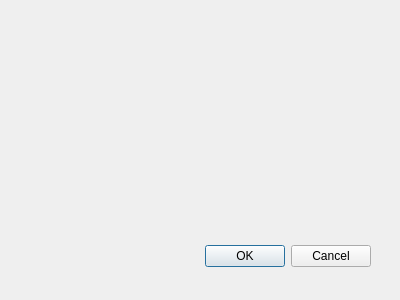
The window that UIFiles/bonddialog.ui (ukll/investpor) describes before a commit, drawn with Qt 5.
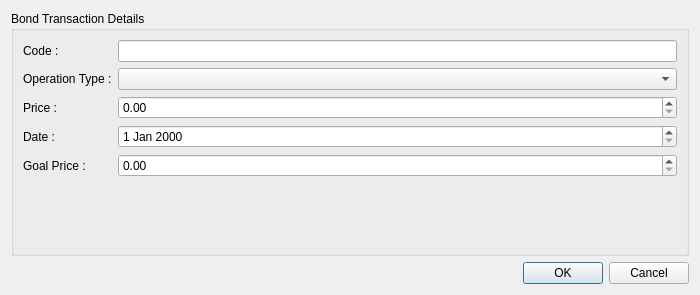
The same window after the commit.

Commit message: Adds BondDialog desing. \n\n Requires modification to include bond details such as interest rate & term

```diff
--- a/UIFiles/bonddialog.ui
+++ b/UIFiles/bonddialog.ui
@@ -8,29 +8,93 @@
    <rect>
     <x>0</x>
     <y>0</y>
-    <width>400</width>
-    <height>300</height>
+    <width>700</width>
+    <height>295</height>
    </rect>
   </property>
+  <property name="minimumSize">
+   <size>
+    <width>700</width>
+    <height>0</height>
+   </size>
+  </property>
   <property name="windowTitle">
    <string>Dialog</string>
   </property>
-  <widget class="QDialogButtonBox" name="buttonBox">
-   <property name="geometry">
-    <rect>
-     <x>30</x>
-     <y>240</y>
-     <width>341</width>
-     <height>32</height>
-    </rect>
-   </property>
-   <property name="orientation">
-    <enum>Qt::Horizontal</enum>
-   </property>
-   <property name="standardButtons">
-    <set>QDialogButtonBox::Cancel|QDialogButtonBox::Ok</set>
-   </property>
-  </widget>
+  <layout class="QVBoxLayout" name="verticalLayout_2">
+   <item>
+    <widget class="QGroupBox" name="gbBondTransactionDetails">
+     <property name="title">
+      <string>Bond Transaction Details</string>
+     </property>
+     <layout class="QFormLayout" name="formLayout">
+      <item row="0" column="0">
+       <widget class="QLabel" name="lblCode">
+        <property name="text">
+         <string>Code :</string>
+        </property>
+       </widget>
+      </item>
+      <item row="0" column="1">
+       <widget class="QLineEdit" name="leCode"/>
+      </item>
+      <item row="1" column="0">
+       <widget class="QLabel" name="lblOperationType">
+        <property name="text">
+         <string>Operation Type :</string>
+        </property>
+       </widget>
+      </item>
+      <item row="1" column="1">
+       <widget class="QComboBox" name="cbOperationType"/>
+      </item>
+      <item row="2" column="0">
+       <widget class="QLabel" name="lblPrice">
+        <property name="text">
+         <string>Price :</string>
+        </property>
+       </widget>
+      </item>
+      <item row="2" column="1">
+       <widget class="QDoubleSpinBox" name="dsbPrice"/>
+      </item>
+      <item row="3" column="0">
+       <widget class="QLabel" name="lblDate">
+        <property name="text">
+         <string>Date :</string>
+        </property>
+       </widget>
+      </item>
+      <item row="3" column="1">
+       <widget class="QDateEdit" name="deDate"/>
+      </item>
+      <item row="4" column="0">
+       <widget class="QLabel" name="lblGoalPrice">
+        <property name="text">
+         <string>Goal Price :</string>
+        </property>
+       </widget>
+      </item>
+      <item row="4" column="1">
+       <widget class="QDoubleSpinBox" name="dsbGoalPrice"/>
+      </item>
+     </layout>
+    </widget>
+   </item>
+   <item>
+    <widget class="QDialogButtonBox" name="bbTransactionApproval">
+     <property name="orientation">
+      <enum>Qt::Horizontal</enum>
+     </property>
+     <property name="standardButtons">
+      <set>QDialogButtonBox::Cancel|QDialogButtonBox::Ok</set>
+     </property>
+    </widget>
+   </item>
+   <item>
+    <layout class="QVBoxLayout" name="vlStatusBar"/>
+   </item>
+  </layout>
  </widget>
  <pixmapfunction/>
  <resources/>
```
Left out of the diff: 9 changed lines with no effect on the pictures.
